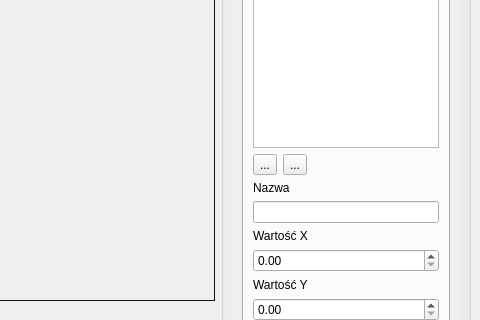
First picture: the form in mainwindow.ui, repository hglmg/staticsSimulator, before the edit; both pictures show x 767 to 1247 and y 287 to 607 of the 1247 by 775 pixel window.
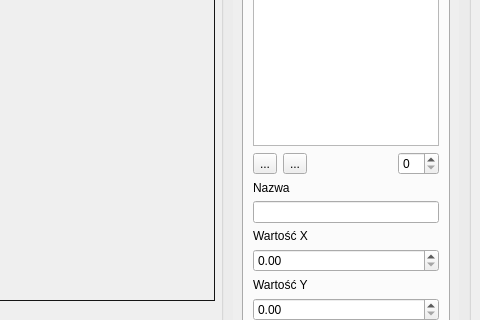
Second picture: the form after the edit. The open tabs and pages were chosen to show the change. Icons and pictures are not drawn. Custom widgets are drawn as their Qt base class.

Patch:
```diff
--- a/mainwindow.ui
+++ b/mainwindow.ui
@@ -582,6 +582,9 @@
                    </property>
                   </spacer>
                  </item>
+                 <item>
+                  <widget class="QSpinBox" name="obcPktRemoveSBox"/>
+                 </item>
                 </layout>
                </item>
                <item>
```
Left out of the diff: 17 changed lines with no effect on the pictures.
